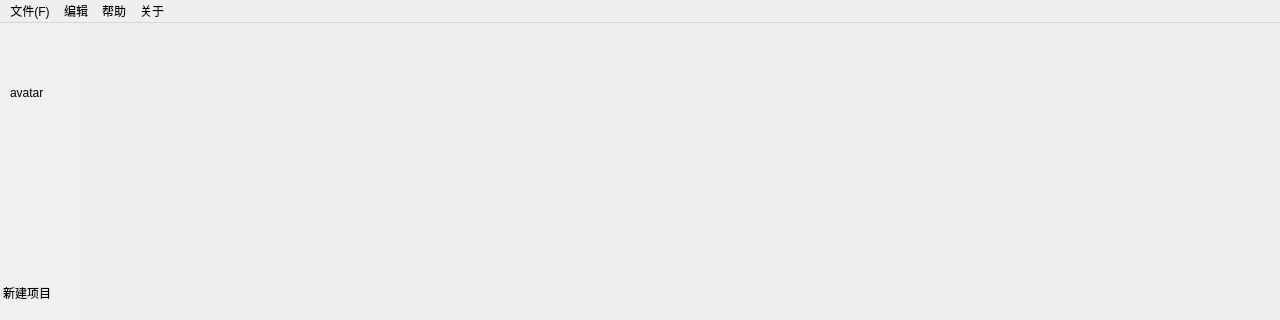
Before: the Qt Designer form app/ui_pc/mainwindow.ui in LC044/WeChatMsg, drawn with Qt 5; both pictures show x 0 to 1280 and y 0 to 320 of the 1280 by 779 pixel window.
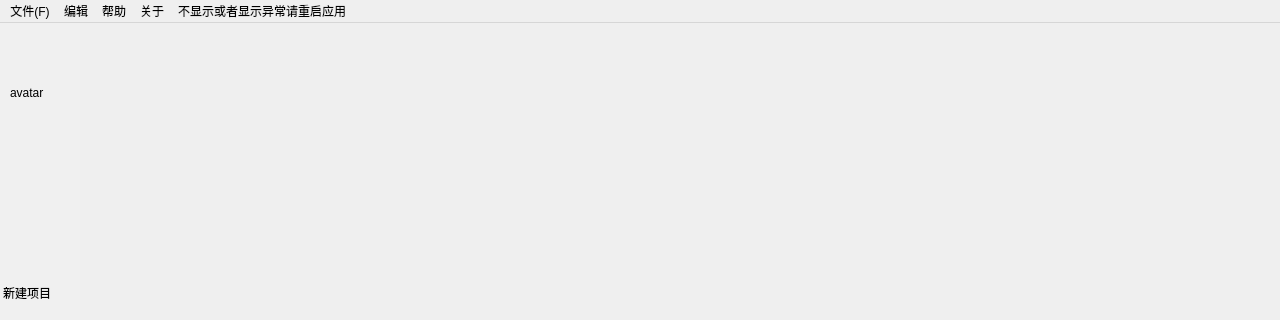
After: the same form once the commit is applied.

Commit message: 修复第一次启动的显示问题

What changed in the file:
```diff
--- a/app/ui_pc/mainwindow.ui
+++ b/app/ui_pc/mainwindow.ui
@@ -205,10 +205,16 @@
                 </property>
                 <addaction name="action_desc"/>
             </widget>
+            <widget class="QMenu" name="menu_3">
+                <property name="title">
+                    <string>不显示或者显示异常请重启应用</string>
+                </property>
+            </widget>
             <addaction name="menu_F"/>
             <addaction name="menu"/>
             <addaction name="menu_2"/>
             <addaction name="menu_about"/>
+            <addaction name="menu_3"/>
         </widget>
         <widget class="QStatusBar" name="statusbar"/>
         <action name="action_3">
```
Left out of the diff: 6 changed lines with no effect on the pictures. The commit also changes 5 other files.
